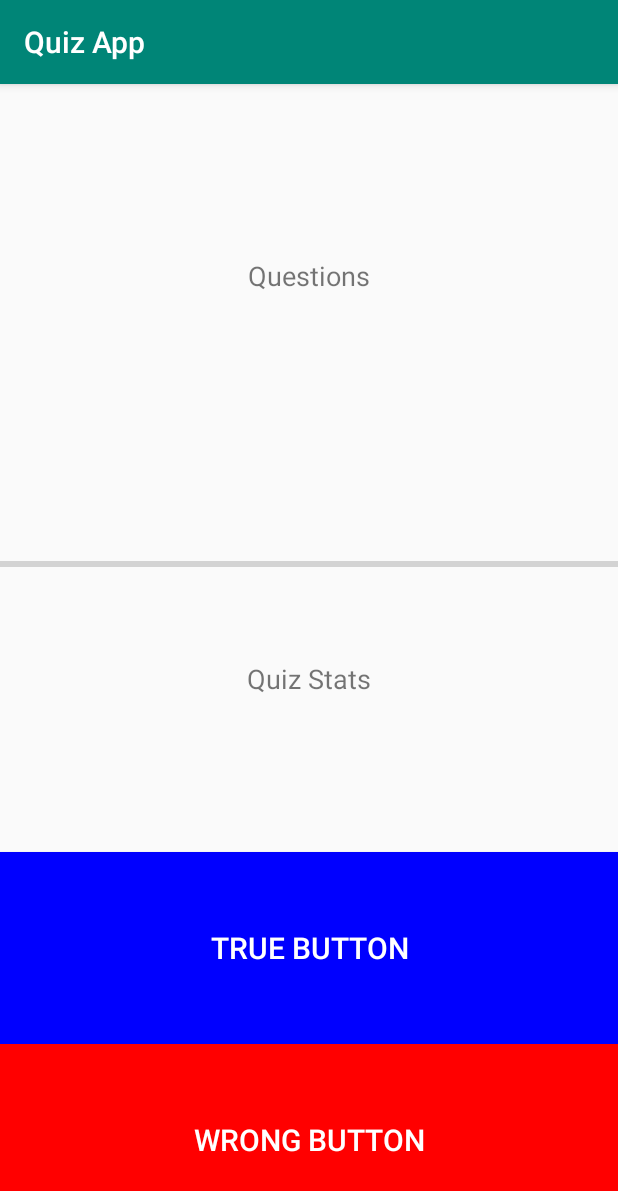
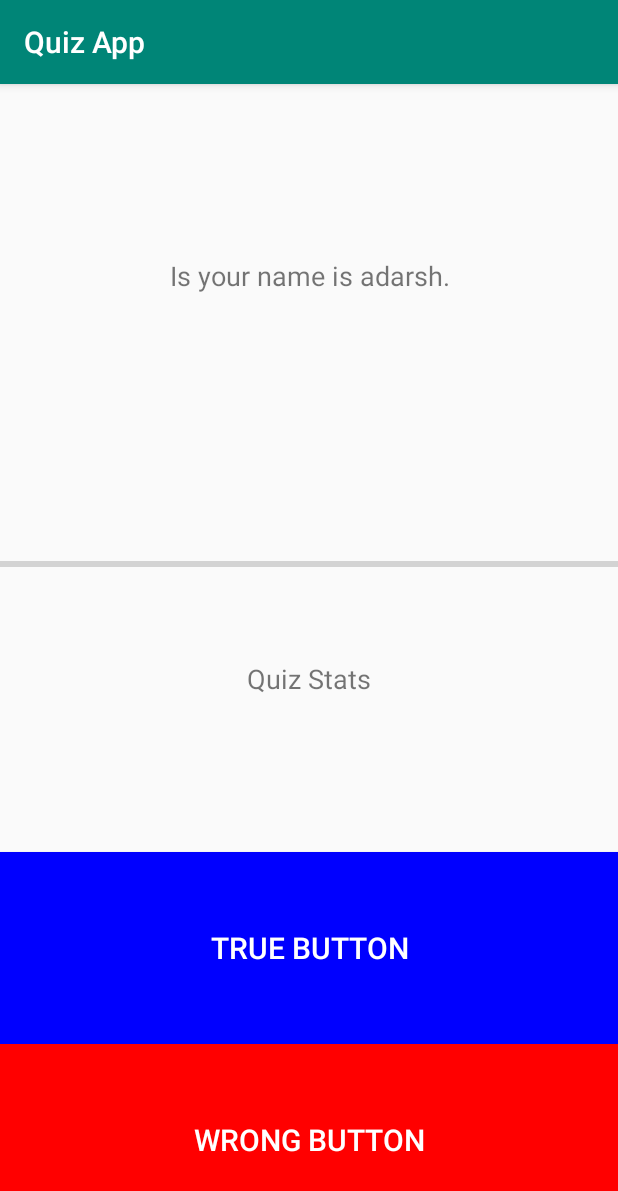
Before and after one commit to adarshjha-17/AndroidTuts, an Android app: the screen it shows after launch (MainActivity), after a tap on "TRUE BUTTON", on a phone screen of 412 x 824 dp. Shown: the top 1191 px of the screen. Run offline under Robolectric (Android 15) with nearby library versions, the light colour scheme and no system bars.

Commit message:
Create Quiz Model, display content by model and controller, added questions strings

```diff
--- a/QuizApp/app/src/main/java/com/example/quizapp/MainActivity.java
+++ b/QuizApp/app/src/main/java/com/example/quizapp/MainActivity.java
@@ -6,33 +6,51 @@ import android.os.Bundle;
 import android.util.Log;
 import android.view.View;
 import android.widget.Button;
+import android.widget.TextView;
+import android.widget.Toast;
 
 public class MainActivity extends AppCompatActivity {
 
     Button trueBtn, wrongBtn;
+    TextView questionTextView;
+
+//    This array is create for only use to structure and packaged data because we are not using database
+
+    private QuizModel[] quizQuestions = new QuizModel[]{
+
+            new QuizModel(R.string.q1,true), new QuizModel(R.string.q2, false), new QuizModel(R.string.q3, true)
+    };
+
+
 
     @Override
     protected void onCreate(Bundle savedInstanceState) {
         super.onCreate(savedInstanceState);
         setContentView(R.layout.activity_main);
-
         trueBtn = findViewById(R.id.trueBtn);
         wrongBtn = findViewById(R.id.wrongBtn);
+        questionTextView = findViewById(R.id.questionTextView);
+
+//        Object created to access the data
+        QuizModel q1 = quizQuestions[0];
+        questionTextView.setText(q1.getmQuestion());
 
         View.OnClickListener myListener = new View.OnClickListener() {
             @Override
             public void onClick(View v) {
-                if (v.getId() == R.id.trueBtn){
-                    Log.i("Button Tapped","True");
-                }else if(v.getId() == R.id.wrongBtn){
 
-                    Log.i("Button Tapped","Wrong");
-                }
+                Toast.makeText(getApplicationContext(),"True Clicked",Toast.LENGTH_SHORT).show();
             }
         };
 
         trueBtn.setOnClickListener(myListener);
-        wrongBtn.setOnClickListener(myListener);
+
+        wrongBtn.setOnClickListener(new View.OnClickListener() {
+            @Override
+            public void onClick(View v) {
+                Toast.makeText(getApplicationContext(), "Wrong Clicked", Toast.LENGTH_SHORT).show();
+            }
+        });
 
 
     }
--- /dev/null
+++ b/QuizApp/app/src/main/java/com/example/quizapp/QuizModel.java
@@ -0,0 +1,28 @@
+package com.example.quizapp;
+
+public class QuizModel {
+
+    private int mQuestion;
+    private boolean mAnswer;
+
+    public QuizModel(int mQuestion, boolean mAnswer) {
+        this.mQuestion = mQuestion;
+        this.mAnswer = mAnswer;
+    }
+
+    public int getmQuestion() {
+        return mQuestion;
+    }
+
+    public void setmQuestion(int mQuestion) {
+        this.mQuestion = mQuestion;
+    }
+
+    public boolean ismAnswer() {
+        return mAnswer;
+    }
+
+    public void setmAnswer(boolean mAnswer) {
+        this.mAnswer = mAnswer;
+    }
+}
--- a/QuizApp/app/src/main/res/values/strings.xml
+++ b/QuizApp/app/src/main/res/values/strings.xml
@@ -1,3 +1,6 @@
 <resources>
     <string name="app_name">Quiz App</string>
+    <string name="q1">Is your name is adarsh.</string>
+    <string name="q2">Is you are above 18.</string>
+    <string name="q3">Can you do programming.</string>
 </resources>
```
